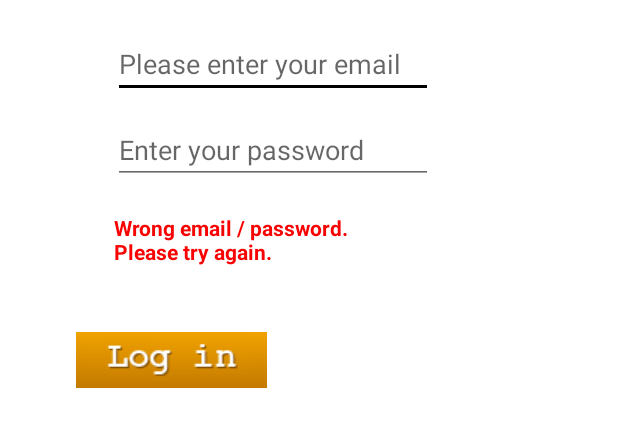
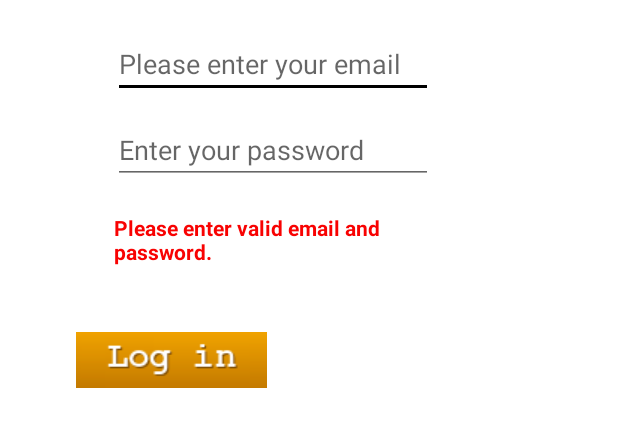
Before and after one commit to adirb95/QrPayment-App, an Android app: the screen it shows after launch (MainActivity), after a tap on an icon or button, on a phone screen of 412 x 824 dp, the part 480-927 px from its top. Run offline under Robolectric (Android 15) with nearby library versions, the phone set to English and light mode, and no system bars; libraries missing offline, so code that uses them is left out: com.squareup.okhttp.

Commit message:
Login cases fixed

```diff
--- a/app/src/main/java/com/example/qrpayment/MainActivity.java
+++ b/app/src/main/java/com/example/qrpayment/MainActivity.java
@@ -7,7 +7,6 @@ import android.view.View;
 import android.widget.EditText;
 import android.widget.ImageButton;
 import android.widget.TextView;
-import android.widget.Toast;
 
 import androidx.appcompat.app.AppCompatActivity;
 
@@ -29,7 +28,7 @@ public class MainActivity extends AppCompatActivity {
         Log.d("Lifecycle: ", "MainActivity onCreate");
         super.onCreate(savedInstanceState);
         setContentView(R.layout.activity_main);
-         mainActivityViewModel = new MainActivityViewModel();
+        mainActivityViewModel = new MainActivityViewModel();
         mainActivityViewModel.setContext(MainActivity.this);
     }
 
@@ -52,34 +51,32 @@ public class MainActivity extends AppCompatActivity {
             public void onClick(View v) {
                 input_email = editText_email_field.getText().toString();
                 input_password = editText_password_field.getText().toString();
-                if (input_email.isEmpty()) {
-                    Log.d("<<Error", "empty email");
-                }
                 switch (mainActivityViewModel.validateInput(input_email, input_password)) {
                     case 0: {                                                                           //wrong email or password
-                        editText_warnings_field.setText("Wrong email / password. Please try again.");
+                        editText_warnings_field.setText("Please enter valid email and password.");
                         break;
                     }
                     case 1: {
                         if (mainActivityViewModel.isInternetConnection()) {
                             try {
                                 String userobject = mainActivityViewModel.getUserByName(input_email, input_password);
-                                if (!userobject.isEmpty() && !userobject.equals("No response from Server")){
+                                if (!userobject.isEmpty() && !userobject.equals("No response from Server")) {    //email and password does not match or no response from server
                                     //success
                                     Intent i = new Intent(getApplicationContext(), LoggedInActivity.class);
                                     i.putExtra("name", userobject);
                                     startActivity(i);
-                                    /* setContentView(R.layout.activity_logged_in);*/
                                     break;
                                 }
-                                if(!userobject.isEmpty()) editText_warnings_field.setText("Email or password not valid! ");
-                                editText_warnings_field.setText(userobject);
+                                if (userobject.isEmpty()) {
+                                    editText_warnings_field.setText("Wrong Email or Password.");  //user mail and password does not match
+                                }
+                                editText_warnings_field.setText("No response from Server");
                                 break;
                             } catch (JSONException | IOException e) {
                                 e.printStackTrace();
                             }
                         }
-                        editText_warnings_field.setText("No Ethernet connection please try agian");
+                        editText_warnings_field.setText("No internet connection. Please try again");  //no wifi or data turned on on phone
                         break;
                     }
                     default: {
--- a/app/src/main/java/com/example/qrpayment/MainActivityViewModel.java
+++ b/app/src/main/java/com/example/qrpayment/MainActivityViewModel.java
@@ -36,7 +36,7 @@ public class MainActivityViewModel {
                 "(?:[a-zA-Z0-9-]+\\.)+[a-z" +
                 "A-Z]{2,7}$";
         Pattern pat = Pattern.compile(emailRegex);
-        if (email.isEmpty()) { //email empty
+        if (email.isEmpty() || password.isEmpty()) { //email empty or password
             return 0;
         } else if (pat.matcher(email).matches()) { //email ok
             return 1;
@@ -70,7 +70,7 @@ public class MainActivityViewModel {
         StrictMode.setThreadPolicy(policy);
         Response response = client.newCall(request).execute();
         Log.d("<<Error", "post request initiated");
-        if (response.isSuccessful()){
+        if (response.isSuccessful()) {
             return response.body().string();
         }
         return "No response from Server";
```
